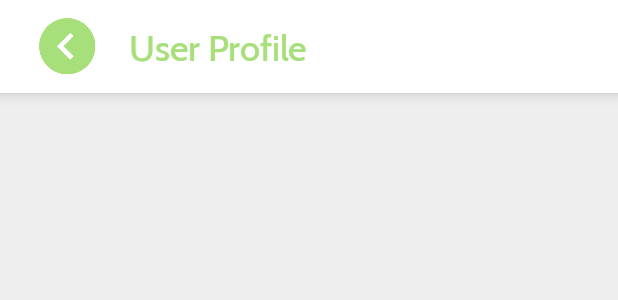
After one commit to anubhav-ps/VITInsiderHostel, an Android app: the layout activity_user_profile.xml on its own in the app's theme, with its tools: preview values and no code run, on a phone screen of 412 x 824 dp. The commit adds this screen. Shown: the top 300 px of the screen. Run offline under Robolectric (Android 15) with nearby library versions, the phone set to English and light mode, and no system bars.

Commit message:
Fixing the transition to and back User Profile

```diff
--- /dev/null
+++ b/app/src/main/res/drawable/ic_baseline_arrow_back_24.xml
@@ -0,0 +1,5 @@
+<vector android:autoMirrored="true" android:height="24dp"
+    android:tint="#A7E07A" android:viewportHeight="24"
+    android:viewportWidth="24" android:width="24dp" xmlns:android="http://schemas.android.com/apk/res/android">
+    <path android:fillColor="@android:color/white" android:pathData="M20,11H7.83l5.59,-5.59L12,4l-8,8 8,8 1.41,-1.41L7.83,13H20v-2z"/>
+</vector>
--- a/app/src/main/res/layout/activity_home_page.xml
+++ b/app/src/main/res/layout/activity_home_page.xml
@@ -32,6 +32,7 @@
             android:layout_width="wrap_content"
             android:layout_height="wrap_content"
             android:fontFamily="@font/cabin_medium"
+            android:layout_marginStart="40dp"
             android:text="@string/home_pge_toolbar_account_lbl"
             android:textColor="@color/medium_theme_green"
             android:textSize="24sp"
--- /dev/null
+++ b/app/src/main/res/layout/activity_user_profile.xml
@@ -0,0 +1,50 @@
+<?xml version="1.0" encoding="utf-8"?>
+<LinearLayout xmlns:android="http://schemas.android.com/apk/res/android"
+    xmlns:app="http://schemas.android.com/apk/res-auto"
+    xmlns:tools="http://schemas.android.com/tools"
+    android:layout_width="match_parent"
+    android:layout_height="match_parent"
+    android:orientation="vertical"
+    android:background="@color/background_fill_colour"
+    tools:context=".UserProfileActivity">
+
+    <com.google.android.material.appbar.MaterialToolbar
+        android:id="@+id/toolbar"
+        android:layout_width="match_parent"
+        android:layout_height="62dp"
+        android:background="@color/white"
+        android:elevation="6dp"
+        app:elevation="6dp">
+
+        <ImageButton
+            android:id="@+id/userProfileBackArrow"
+            style="@style/ForArrowTheme"
+            android:layout_width="38dp"
+            android:layout_height="38dp"
+            android:layout_gravity="center_vertical"
+            android:layout_marginStart="26dp"
+            android:background="?attr/selectableItemBackgroundBorderless"
+            android:elevation="8dp"
+            android:padding="2dp"
+            android:src="@drawable/back_arrow_icon" />
+
+        <com.google.android.material.textview.MaterialTextView
+            android:id="@+id/tool_bar_account_txt"
+            android:layout_width="wrap_content"
+            android:layout_height="wrap_content"
+            android:layout_marginStart="20dp"
+            android:fontFamily="@font/cabin_medium"
+            android:gravity="center_vertical"
+            android:padding="2dp"
+            android:text="User Profile"
+            android:textColor="@color/medium_theme_green"
+            android:textSize="24sp">
+
+        </com.google.android.material.textview.MaterialTextView>
+
+    </com.google.android.material.appbar.MaterialToolbar>
+
+
+
+
+</LinearLayout>
```
Also changed, not shown: app/src/main/AndroidManifest.xml (+10 -5 lines), app/src/main/java/com/anubhav/vitinsiderhostel/AccountFragment.java (+43 -5 lines), app/src/main/java/com/anubhav/vitinsiderhostel/HomePageActivity.java (+36 -7 lines), app/src/main/java/com/anubhav/vitinsiderhostel/UserProfileActivity.java (added, +84 -0 lines).
